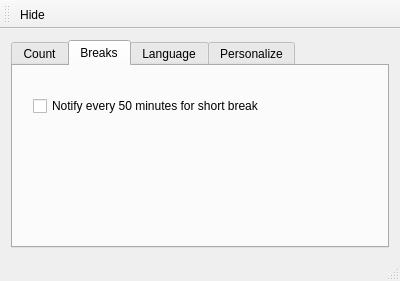
This is SysTrayTimer/mainwindow.ui in Edewin/WorkTimer as Qt 5 draws it before an edit. The edited form follows.
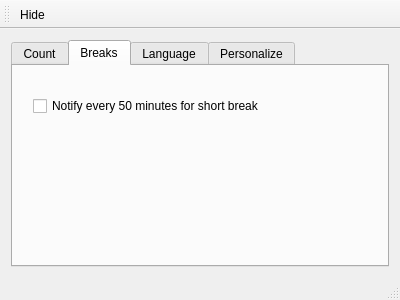
This is the edited form. The open tabs and pages were chosen to show the change. Icons and pictures are not drawn.

The edit to the form file:
```diff
--- a/SysTrayTimer/mainwindow.ui
+++ b/SysTrayTimer/mainwindow.ui
@@ -10,7 +10,7 @@
     <x>0</x>
     <y>0</y>
     <width>400</width>
-    <height>281</height>
+    <height>300</height>
    </rect>
   </property>
   <property name="maximumSize">
```
Left out of the diff: 6 changed lines with no effect on the pictures.
